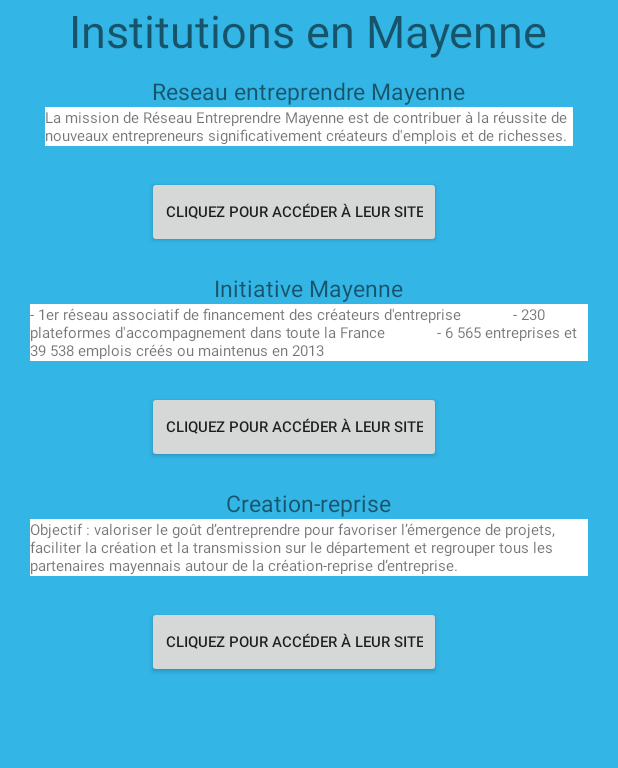
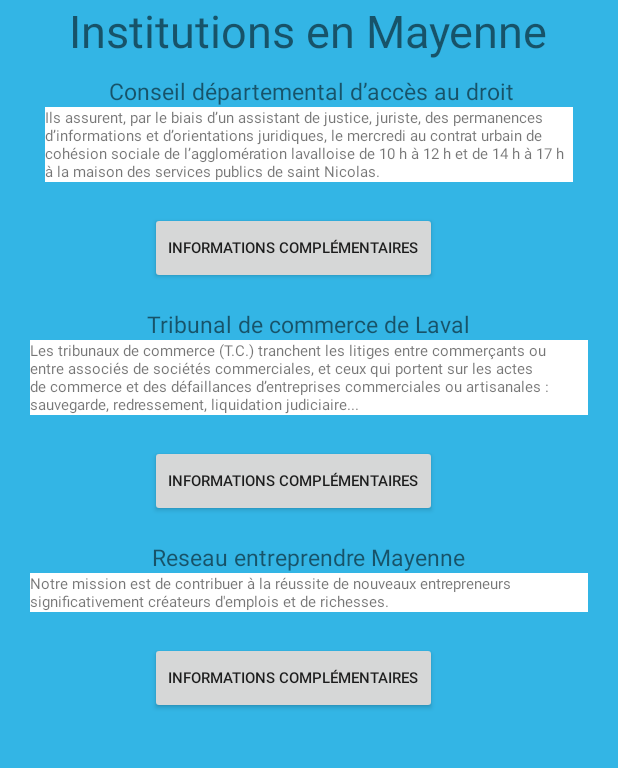
Before and after one commit to Alexcouter/CreanTreprise, an Android app: the institutionsMayenne screen opened directly, with no data from a screen before it, on a phone screen of 412 x 824 dp, the part 72-840 px from its top. Run offline under Robolectric (Android 15) with nearby library versions, the phone set to English and light mode, and no system bars.

Commit message:
Changement institutions

```diff
--- a/app/src/main/java/com/example/creantreprise/institutionsMayenne.java
+++ b/app/src/main/java/com/example/creantreprise/institutionsMayenne.java
@@ -29,7 +29,7 @@
         entreprendreLien.setOnClickListener(new View.OnClickListener() {
             @Override
             public void onClick(View v) {
-                startActivity(new Intent(Intent.ACTION_VIEW).setData(Uri.parse("http://www.reseau-entreprendre-mayenne.fr/")));
+                startActivity(new Intent(Intent.ACTION_VIEW).setData(Uri.parse("http://www.annuaires.justice.gouv.fr/cdad-12163/cdad-de-la-mayenne-25340.html")));
             }
 
         });
@@ -37,7 +37,7 @@
         initiativeLien.setOnClickListener(new View.OnClickListener() {
             @Override
             public void onClick(View v) {
-                startActivity(new Intent(Intent.ACTION_VIEW).setData(Uri.parse("http://www.initiative-mayenne.fr/")));
+                startActivity(new Intent(Intent.ACTION_VIEW).setData(Uri.parse("http://www.greffe-tc-laval.fr/")));
             }
 
         });
@@ -45,7 +45,7 @@
         creationRepriseLien.setOnClickListener(new View.OnClickListener() {
             @Override
             public void onClick(View v) {
-                startActivity(new Intent(Intent.ACTION_VIEW).setData(Uri.parse("http://www.creation-reprise53.com/")));
+                startActivity(new Intent(Intent.ACTION_VIEW).setData(Uri.parse("http://www.reseau-entreprendre-mayenne.fr/")));
             }
 
         });
--- a/app/src/main/res/layout/activity_institutions.xml
+++ b/app/src/main/res/layout/activity_institutions.xml
@@ -63,7 +63,7 @@
         <TextView
             android:layout_width="wrap_content"
             android:layout_height="wrap_content"
-            android:text="Reseau entreprendre Mayenne"
+            android:text=" Conseil départemental d’accès au droit"
             android:paddingTop="@dimen/activity_horizontal_margin"
             android:textSize="15sp"
             android:id="@+id/entreprendreMayenne"
@@ -75,7 +75,7 @@
         <TextView
                 android:layout_width="352dp"
                 android:layout_height="wrap_content"
-                android:text="La mission de Réseau Entreprendre Mayenne est de contribuer à la réussite de nouveaux entrepreneurs significativement créateurs d'emplois et de richesses."
+                android:text="Ils assurent, par le biais d’un assistant de justice, juriste, des permanences d’informations et d’orientations juridiques, le mercredi au contrat urbain de cohésion sociale de l’agglomération lavalloise de 10 h à 12 h et de 14 h à 17 h à la maison des services publics de saint Nicolas."
                 android:textSize="10sp"
                 android:id="@+id/entreprendreMayennetxt"
             android:layout_below="@+id/entreprendreMayenne"
@@ -94,14 +94,14 @@
             android:layout_gravity="center"
             android:layout_marginTop="20dp"
             android:layout_marginRight="10dp"
-            android:text="Cliquez pour accéder à leur site" />
+            android:text="informations complémentaires" />
         />
 
 
         <TextView
             android:layout_width="wrap_content"
             android:layout_height="wrap_content"
-            android:text="Initiative Mayenne"
+            android:text="Tribunal de commerce de Laval"
             android:paddingTop="@dimen/activity_horizontal_margin"
             android:textSize="15sp"
             android:id="@+id/initiativeMayenne"
@@ -109,9 +109,7 @@
         <TextView
             android:layout_width="wrap_content"
             android:layout_height="wrap_content"
-            android:text="- 1er réseau associatif de financement des créateurs d'entreprise
-            - 230 plateformes d'accompagnement dans toute la France
-            - 6 565 entreprises et 39 538 emplois créés ou maintenus en 2013"
+            android:text="Les tribunaux de commerce (T.C.) tranchent les litiges entre commerçants ou entre associés de sociétés commerciales, et ceux qui portent sur les actes de commerce et des défaillances d’entreprises commerciales ou artisanales : sauvegarde, redressement, liquidation judiciaire..."
             android:textSize="10sp"
             android:id="@+id/initiativeMayennetxt"
             android:layout_marginRight="20dp"
@@ -128,7 +126,7 @@
             android:layout_gravity="center"
             android:layout_marginTop="20dp"
             android:layout_marginRight="10dp"
-            android:text="Cliquez pour accéder à leur site" />
+            android:text="Informations complémentaires" />
         />
         />
 
@@ -136,7 +134,7 @@
         <TextView
             android:layout_width="wrap_content"
             android:layout_height="wrap_content"
-            android:text="Creation-reprise"
+            android:text="Reseau entreprendre Mayenne"
             android:paddingTop="@dimen/activity_horizontal_margin"
             android:textSize="15sp"
             android:id="@+id/creationReprise"
@@ -144,7 +142,7 @@
         <TextView
             android:layout_width="wrap_content"
             android:layout_height="wrap_content"
-            android:text="Objectif : valoriser le goût d’entreprendre pour favoriser l’émergence de projets, faciliter la création et la transmission sur le département et regrouper tous les partenaires mayennais autour de la création-reprise d’entreprise."
+            android:text="Notre mission est de contribuer à la réussite de nouveaux entrepreneurs significativement créateurs d'emplois et de richesses."
             android:textSize="10sp"
             android:id="@+id/creationReprisetxt"
             android:layout_marginRight="20dp"
@@ -161,7 +159,7 @@
             android:layout_gravity="center"
             android:layout_marginTop="20dp"
             android:layout_marginRight="10dp"
-            android:text="Cliquez pour accéder à leur site" />
+            android:text="Informations complémentaires" />
         />
         />
 
```
Also changed, not shown: 1 other file.
